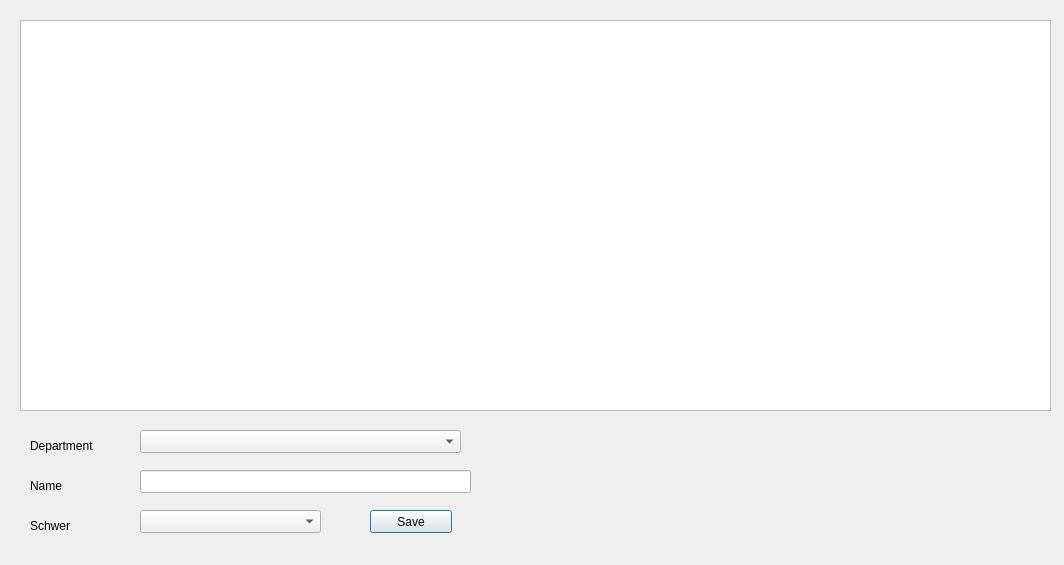
First picture: the form in managecoursesdialog.ui, repository MrRisoni/Gauss, before the edit.
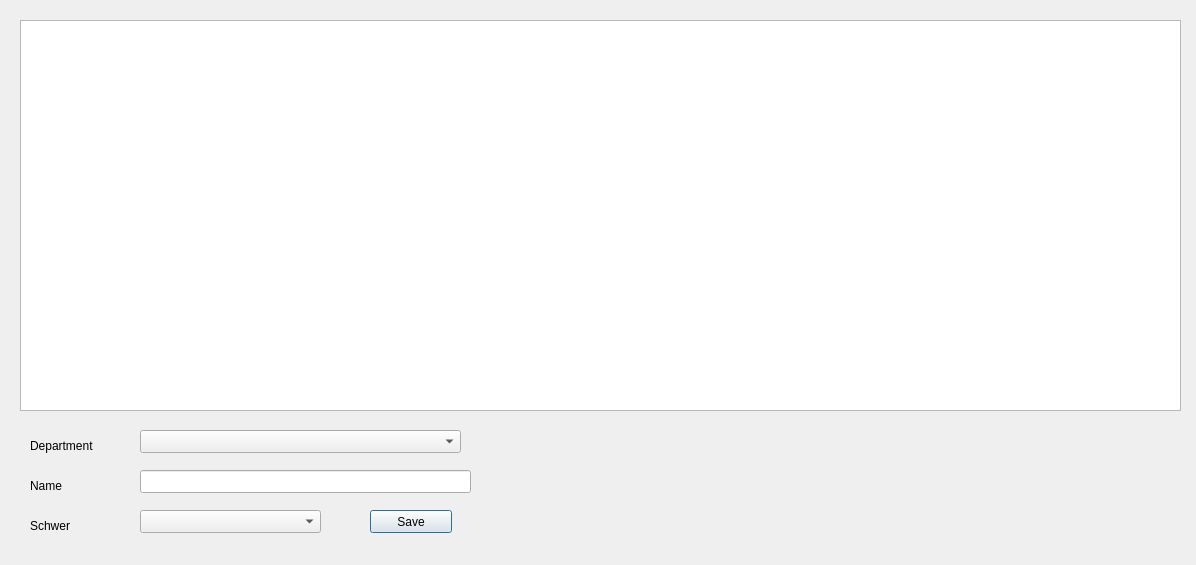
Second picture: the form after the edit.

```diff
--- a/managecoursesdialog.ui
+++ b/managecoursesdialog.ui
@@ -6,7 +6,7 @@
    <rect>
     <x>0</x>
     <y>0</y>
-    <width>1064</width>
+    <width>1196</width>
     <height>565</height>
    </rect>
   </property>
@@ -18,7 +18,7 @@
     <rect>
      <x>20</x>
      <y>20</y>
-     <width>1031</width>
+     <width>1161</width>
      <height>391</height>
     </rect>
    </property>
```
